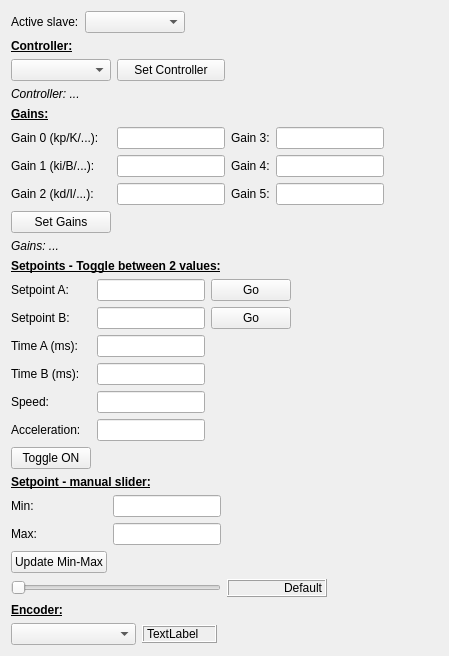
Before: the Qt Designer form ui/w_control.ui in JFDuval/flexsea-plan, drawn with Qt 5.
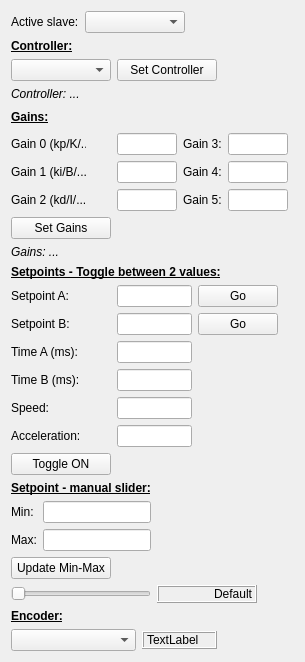
After: the same form once the commit is applied.

Commit message: Cleaned -user. Slightly better Control UI.

Diff of the .ui file:
```diff
--- a/ui/w_control.ui
+++ b/ui/w_control.ui
@@ -6,8 +6,8 @@
    <rect>
     <x>0</x>
     <y>0</y>
-    <width>449</width>
-    <height>654</height>
+    <width>303</width>
+    <height>661</height>
    </rect>
   </property>
   <property name="sizePolicy">
@@ -82,6 +82,12 @@
          <verstretch>0</verstretch>
         </sizepolicy>
        </property>
+       <property name="maximumSize">
+        <size>
+         <width>75</width>
+         <height>16777215</height>
+        </size>
+       </property>
        <property name="text">
         <string>&lt;html&gt;&lt;head/&gt;&lt;body&gt;&lt;p&gt;&lt;span style=&quot; font-weight:600; text-decoration: underline;&quot;&gt;Gains:&lt;/span&gt;&lt;/p&gt;&lt;/body&gt;&lt;/html&gt;</string>
        </property>
@@ -95,6 +101,18 @@
          <verstretch>0</verstretch>
         </sizepolicy>
        </property>
+       <property name="minimumSize">
+        <size>
+         <width>75</width>
+         <height>0</height>
+        </size>
+       </property>
+       <property name="maximumSize">
+        <size>
+         <width>75</width>
+         <height>16777215</height>
+        </size>
+       </property>
        <property name="text">
         <string>Gain 0 (kp/K/...):</string>
        </property>
@@ -108,6 +126,18 @@
          <verstretch>0</verstretch>
         </sizepolicy>
        </property>
+       <property name="minimumSize">
+        <size>
+         <width>75</width>
+         <height>0</height>
+        </size>
+       </property>
+       <property name="maximumSize">
+        <size>
+         <width>75</width>
+         <height>16777215</height>
+        </size>
+       </property>
        <property name="text">
         <string>Gain 1 (ki/B/...):</string>
        </property>
@@ -121,6 +151,18 @@
          <verstretch>0</verstretch>
         </sizepolicy>
        </property>
+       <property name="minimumSize">
+        <size>
+         <width>75</width>
+         <height>0</height>
+        </size>
+       </property>
+       <property name="maximumSize">
+        <size>
+         <width>75</width>
+         <height>16777215</height>
+        </size>
+       </property>
        <property name="text">
         <string>Gain 2 (kd/I/...):</string>
        </property>
@@ -134,6 +176,18 @@
          <verstretch>0</verstretch>
         </sizepolicy>
        </property>
+       <property name="minimumSize">
+        <size>
+         <width>60</width>
+         <height>0</height>
+        </size>
+       </property>
+       <property name="maximumSize">
+        <size>
+         <width>60</width>
+         <height>16777215</height>
+        </size>
+       </property>
        <property name="alignment">
         <set>Qt::AlignRight|Qt::AlignTrailing|Qt::AlignVCenter</set>
        </property>
@@ -147,6 +201,18 @@
          <verstretch>0</verstretch>
         </sizepolicy>
        </property>
+       <property name="minimumSize">
+        <size>
+         <width>60</width>
+         <height>0</height>
+        </size>
+       </property>
+       <property name="maximumSize">
+        <size>
+         <width>60</width>
+         <height>16777215</height>
+        </size>
+       </property>
        <property name="alignment">
         <set>Qt::AlignRight|Qt::AlignTrailing|Qt::AlignVCenter</set>
        </property>
@@ -160,6 +226,18 @@
          <verstretch>0</verstretch>
         </sizepolicy>
        </property>
+       <property name="minimumSize">
+        <size>
+         <width>60</width>
+         <height>0</height>
+        </size>
+       </property>
+       <property name="maximumSize">
+        <size>
+         <width>60</width>
+         <height>16777215</height>
+        </size>
+       </property>
        <property name="alignment">
         <set>Qt::AlignRight|Qt::AlignTrailing|Qt::AlignVCenter</set>
        </property>
@@ -191,20 +269,6 @@
        </property>
       </widget>
      </item>
-     <item row="7" column="0">
-      <widget class="QPushButton" name="pushButton_SetGains">
-       <property name="text">
-        <string>Set Gains</string>
-       </property>
-      </widget>
-     </item>
-     <item row="1" column="1">
-      <widget class="QPushButton" name="pushButton_SetController">
-       <property name="text">
-        <string>Set Controller</string>
-       </property>
-      </widget>
-     </item>
      <item row="5" column="2">
       <widget class="QLabel" name="label_52">
        <property name="sizePolicy">
@@ -236,6 +300,18 @@
          <verstretch>0</verstretch>
         </sizepolicy>
        </property>
+       <property name="minimumSize">
+        <size>
+         <width>60</width>
+         <height>0</height>
+        </size>
+       </property>
+       <property name="maximumSize">
+        <size>
+         <width>60</width>
+         <height>16777215</height>
+        </size>
+       </property>
        <property name="alignment">
         <set>Qt::AlignRight|Qt::AlignTrailing|Qt::AlignVCenter</set>
        </property>
@@ -262,6 +338,18 @@
          <verstretch>0</verstretch>
         </sizepolicy>
        </property>
+       <property name="minimumSize">
+        <size>
+         <width>60</width>
+         <height>0</height>
+        </size>
+       </property>
+       <property name="maximumSize">
+        <size>
+         <width>60</width>
+         <height>16777215</height>
+        </size>
+       </property>
        <property name="alignment">
         <set>Qt::AlignRight|Qt::AlignTrailing|Qt::AlignVCenter</set>
        </property>
@@ -275,6 +363,18 @@
          <verstretch>0</verstretch>
         </sizepolicy>
        </property>
+       <property name="minimumSize">
+        <size>
+         <width>60</width>
+         <height>0</height>
+        </size>
+       </property>
+       <property name="maximumSize">
+        <size>
+         <width>60</width>
+         <height>16777215</height>
+        </size>
+       </property>
        <property name="alignment">
         <set>Qt::AlignRight|Qt::AlignTrailing|Qt::AlignVCenter</set>
        </property>
@@ -293,19 +393,6 @@
        </property>
       </spacer>
      </item>
-     <item row="8" column="0" colspan="4">
-      <widget class="QLabel" name="statusGains">
-       <property name="sizePolicy">
-        <sizepolicy hsizetype="Preferred" vsizetype="Fixed">
-         <horstretch>0</horstretch>
-         <verstretch>0</verstretch>
-        </sizepolicy>
-       </property>
-       <property name="text">
-        <string>&lt;html&gt;&lt;head/&gt;&lt;body&gt;&lt;p&gt;&lt;span style=&quot; font-style:italic;&quot;&gt;Gains: ...&lt;/span&gt;&lt;/p&gt;&lt;/body&gt;&lt;/html&gt;</string>
-       </property>
-      </widget>
-     </item>
      <item row="2" column="0" colspan="4">
       <widget class="QLabel" name="statusController">
        <property name="sizePolicy">
@@ -319,6 +406,83 @@
        </property>
       </widget>
      </item>
+     <item row="7" column="0" colspan="2">
+      <widget class="QPushButton" name="pushButton_SetGains">
+       <property name="minimumSize">
+        <size>
+         <width>100</width>
+         <height>0</height>
+        </size>
+       </property>
+       <property name="maximumSize">
+        <size>
+         <width>100</width>
+         <height>16777215</height>
+        </size>
+       </property>
+       <property name="text">
+        <string>Set Gains</string>
+       </property>
+      </widget>
+     </item>
+     <item row="3" column="4">
+      <spacer name="horizontalSpacer_6">
+       <property name="orientation">
+        <enum>Qt::Horizontal</enum>
+       </property>
+       <property name="sizeHint" stdset="0">
+        <size>
+         <width>5</width>
+         <height>20</height>
+        </size>
+       </property>
+      </spacer>
+     </item>
+     <item row="1" column="1" colspan="2">
+      <widget class="QPushButton" name="pushButton_SetController">
+       <property name="minimumSize">
+        <size>
+         <width>100</width>
+         <height>0</height>
+        </size>
+       </property>
+       <property name="maximumSize">
+        <size>
+         <width>100</width>
+         <height>16777215</height>
+        </size>
+       </property>
+       <property name="text">
+        <string>Set Controller</string>
+       </property>
+      </widget>
+     </item>
+     <item row="4" column="4">
+      <spacer name="horizontalSpacer_7">
+       <property name="orientation">
+        <enum>Qt::Horizontal</enum>
+       </property>
+       <property name="sizeHint" stdset="0">
+        <size>
+         <width>5</width>
+         <height>20</height>
+        </size>
+       </property>
+      </spacer>
+     </item>
+     <item row="8" column="0" colspan="5">
+      <widget class="QLabel" name="statusGains">
+       <property name="sizePolicy">
+        <sizepolicy hsizetype="Preferred" vsizetype="Fixed">
+         <horstretch>0</horstretch>
+         <verstretch>0</verstretch>
+        </sizepolicy>
+       </property>
+       <property name="text">
+        <string>&lt;html&gt;&lt;head/&gt;&lt;body&gt;&lt;p&gt;&lt;span style=&quot; font-style:italic;&quot;&gt;Gains: ...&lt;/span&gt;&lt;/p&gt;&lt;/body&gt;&lt;/html&gt;</string>
+       </property>
+      </widget>
+     </item>
     </layout>
    </item>
    <item>
@@ -396,6 +560,18 @@
          <verstretch>0</verstretch>
         </sizepolicy>
        </property>
+       <property name="minimumSize">
+        <size>
+         <width>75</width>
+         <height>0</height>
+        </size>
+       </property>
+       <property name="maximumSize">
+        <size>
+         <width>75</width>
+         <height>16777215</height>
+        </size>
+       </property>
        <property name="alignment">
         <set>Qt::AlignRight|Qt::AlignTrailing|Qt::AlignVCenter</set>
        </property>
@@ -409,6 +585,18 @@
          <verstretch>0</verstretch>
         </sizepolicy>
        </property>
+       <property name="minimumSize">
+        <size>
+         <width>75</width>
+         <height>0</height>
+        </size>
+       </property>
+       <property name="maximumSize">
+        <size>
+         <width>75</width>
+         <height>16777215</height>
+        </size>
+       </property>
        <property name="alignment">
         <set>Qt::AlignRight|Qt::AlignTrailing|Qt::AlignVCenter</set>
        </property>
@@ -435,6 +623,18 @@
          <verstretch>0</verstretch>
         </sizepolicy>
        </property>
+       <property name="minimumSize">
+        <size>
+         <width>75</width>
+         <height>0</height>
+        </size>
+       </property>
+       <property name="maximumSize">
+        <size>
+         <width>75</width>
+         <height>16777215</height>
+        </size>
+       </property>
        <property name="alignment">
         <set>Qt::AlignRight|Qt::AlignTrailing|Qt::AlignVCenter</set>
        </property>
@@ -448,6 +648,18 @@
          <verstretch>0</verstretch>
         </sizepolicy>
        </property>
+       <property name="minimumSize">
+        <size>
+         <width>75</width>
+         <height>0</height>
+        </size>
+       </property>
+       <property name="maximumSize">
+        <size>
+         <width>75</width>
+         <height>16777215</height>
+        </size>
+       </property>
        <property name="alignment">
         <set>Qt::AlignRight|Qt::AlignTrailing|Qt::AlignVCenter</set>
        </property>
@@ -461,6 +673,18 @@
          <verstretch>0</verstretch>
         </sizepolicy>
        </property>
+       <property name="minimumSize">
+        <size>
+         <width>75</width>
+         <height>0</height>
+        </size>
+       </property>
+       <property name="maximumSize">
+        <size>
+         <width>75</width>
+         <height>16777215</height>
+        </size>
+       </property>
        <property name="alignment">
         <set>Qt::AlignRight|Qt::AlignTrailing|Qt::AlignVCenter</set>
        </property>
@@ -481,6 +705,18 @@
          <verstretch>0</verstretch>
         </sizepolicy>
        </property>
+       <property name="minimumSize">
+        <size>
+         <width>75</width>
+         <height>0</height>
+        </size>
+       </property>
+       <property name="maximumSize">
+        <size>
+         <width>75</width>
+         <height>16777215</height>
+        </size>
+       </property>
        <property name="alignment">
         <set>Qt::AlignRight|Qt::AlignTrailing|Qt::AlignVCenter</set>
        </property>
@@ -495,6 +731,18 @@
      </item>
      <item row="7" column="0">
       <widget class="QPushButton" name="pushButton_toggle">
+       <property name="minimumSize">
+        <size>
+         <width>100</width>
+         <height>0</height>
+        </size>
+       </property>
+       <property name="maximumSize">
+        <size>
+         <width>100</width>
+         <height>16777215</height>
+        </size>
+       </property>
        <property name="text">
         <string>Toggle ON</string>
        </property>
@@ -585,13 +833,6 @@
        </property>
       </widget>
      </item>
-     <item row="3" column="0">
-      <widget class="QPushButton" name="pushButton_CtrlMinMax">
-       <property name="text">
-        <string>Update Min-Max</string>
-       </property>
-      </widget>
-     </item>
      <item row="0" column="0" colspan="2">
       <widget class="QLabel" name="label_58">
        <property name="sizePolicy">
@@ -644,6 +885,25 @@
        </property>
       </spacer>
      </item>
+     <item row="3" column="0" colspan="2">
+      <widget class="QPushButton" name="pushButton_CtrlMinMax">
+       <property name="minimumSize">
+        <size>
+         <width>100</width>
+         <height>0</height>
+        </size>
+       </property>
+       <property name="maximumSize">
+        <size>
+         <width>100</width>
+         <height>16777215</height>
+        </size>
+       </property>
+       <property name="text">
+        <string>Update Min-Max</string>
+       </property>
+      </widget>
+     </item>
     </layout>
    </item>
    <item>
```
The commit also changes 3 other files.
